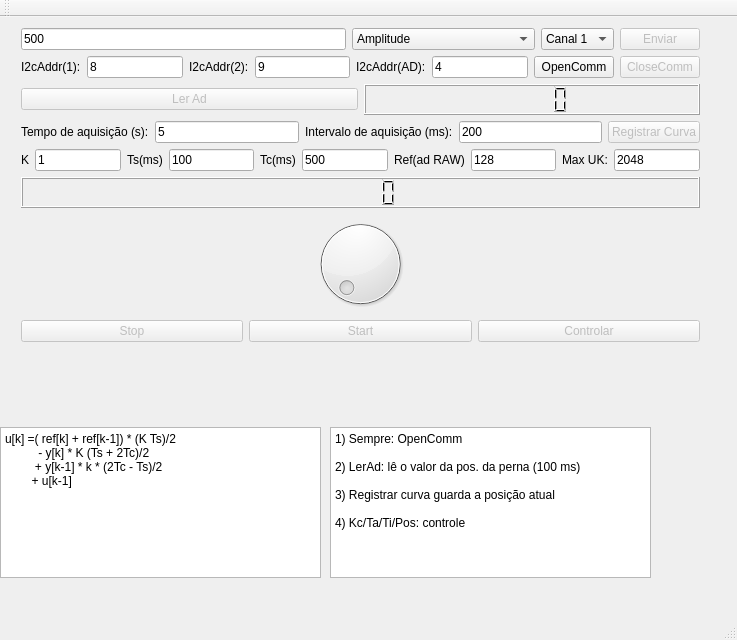
This is controlador_qt/src/mainwindow.ui in xtarke/estimulator as Qt 5 draws it before an edit. The edited form follows.
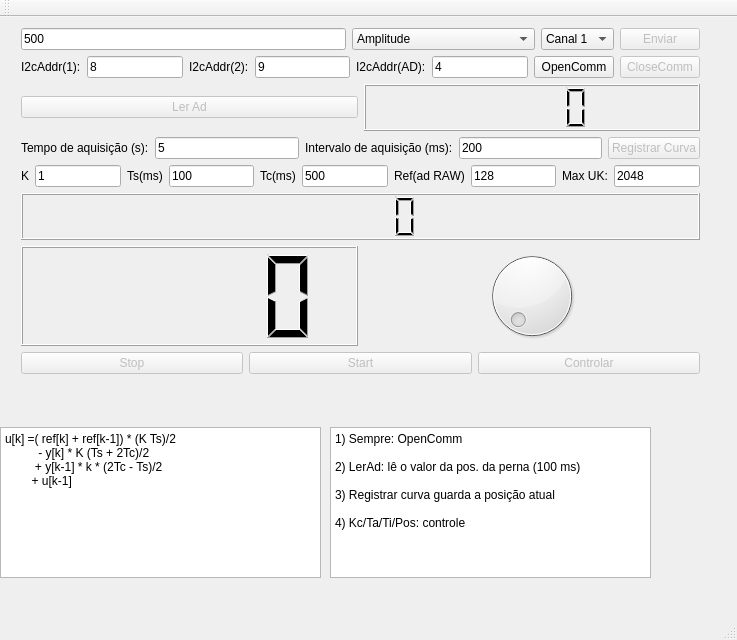
This is the edited form.

Commit message: Added lcd number

Diff of the .ui file:
```diff
--- a/controlador_qt/src/mainwindow.ui
+++ b/controlador_qt/src/mainwindow.ui
@@ -20,7 +20,7 @@
       <x>10</x>
       <y>0</y>
       <width>701</width>
-      <height>336</height>
+      <height>368</height>
      </rect>
     </property>
     <layout class="QVBoxLayout" name="verticalLayout">
@@ -344,6 +344,17 @@
       <widget class="QLCDNumber" name="lcdNumberUk"/>
      </item>
      <item>
+      <layout class="QHBoxLayout" name="horizontalLayout_7">
+       <property name="leftMargin">
+        <number>0</number>
+       </property>
+       <property name="topMargin">
+        <number>0</number>
+       </property>
+       <item>
+        <widget class="QLCDNumber" name="lcdNumber_opositor"/>
+       </item>
+       <item>
       <widget class="QDial" name="dial">
        <property name="maximum">
         <number>1024</number>
@@ -353,6 +364,8 @@
        </property>
       </widget>
      </item>
+      </layout>
+     </item>
      <item>
       <layout class="QHBoxLayout" name="horizontalLayout_3">
        <item>
```
Left out of the diff: 19 changed lines with no effect on the pictures. Lines whose indentation alone changed are shown as unchanged.
